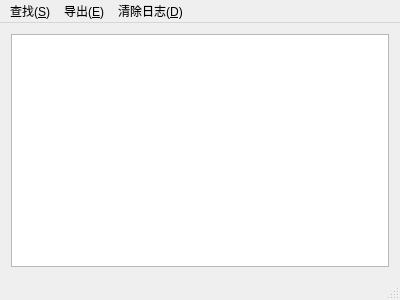
Qt form mainwindow.ui (dikng/logReader) before a commit.
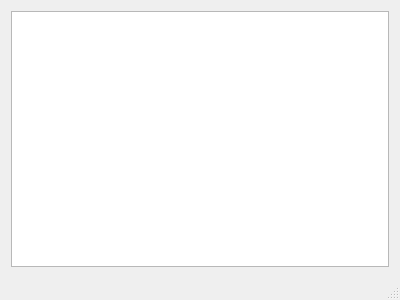
The same form after that commit.

Commit message: 增加根据日志级别来选择日志的字体颜色的模块

The edit to the form file:
```diff
--- a/mainwindow.ui
+++ b/mainwindow.ui
@@ -26,29 +26,9 @@
      <x>0</x>
      <y>0</y>
      <width>400</width>
-     <height>23</height>
+     <height>26</height>
     </rect>
    </property>
-   <widget class="QMenu" name="menu">
-    <property name="title">
-     <string>查找(&amp;S)</string>
-    </property>
-   </widget>
-   <widget class="QMenu" name="menu_2">
-    <property name="title">
-     <string>导出(&amp;E)</string>
-    </property>
-   </widget>
-   <widget class="QMenu" name="menu_3">
-    <property name="title">
-     <string>清除日志(&amp;D)</string>
-    </property>
-    <addaction name="action_deleteAll"/>
-    <addaction name="action_deleteByCondition"/>
-   </widget>
-   <addaction name="menu"/>
-   <addaction name="menu_2"/>
-   <addaction name="menu_3"/>
   </widget>
   <widget class="QStatusBar" name="statusBar"/>
   <action name="action_deleteAll">
```
Left out of the diff: 10 changed lines with no effect on the pictures. The commit also changes 1 other file.
